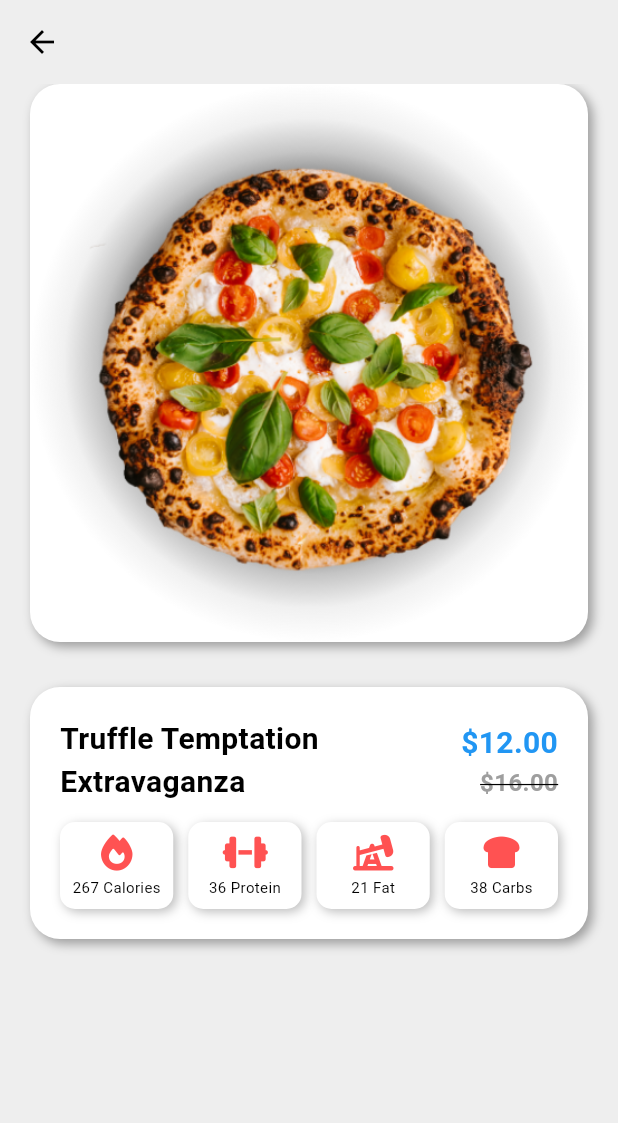
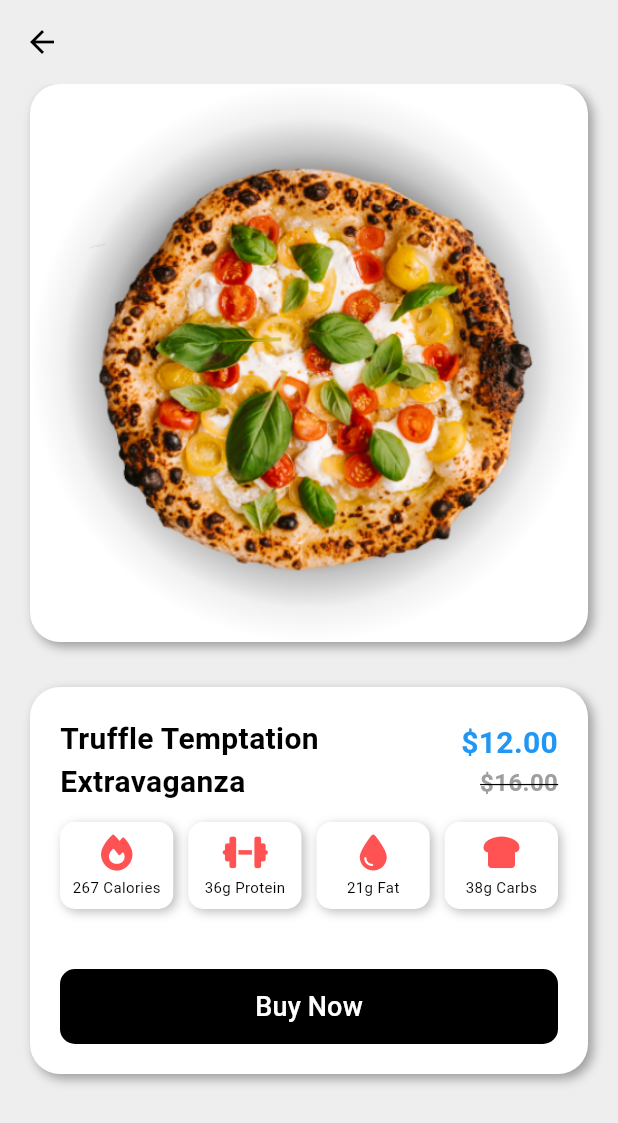
Before and after one commit to jpnsantoss/pizza-app, a Flutter app: the DetailsScreen screen opened directly, on a phone screen of 412 x 824 dp. Shown: the top 1123 px of the screen. Run offline on Flutter 3.47's test engine with Material 3 defaults, Android fonts, the phone set to English and light mode, and no system bars; our stand-ins replace bloc, cloud_firestore, equatable, firebase_auth, firebase_core, flutter_bloc and 2 more; accounts and stored records are empty.

Commit message:
frontend done

```diff
--- a/lib/components/macro.dart
+++ b/lib/components/macro.dart
@@ -32,7 +32,7 @@ class MyMacroWidget extends StatelessWidget {
                 FaIcon(icon, color: Colors.redAccent),
                 const SizedBox(height: 4),
                 Text(
-                  '$value $title',
+                  title == "Calories" ? '$value $title' : '${value}g $title',
                   style: const TextStyle(fontSize: 10),
                 )
               ]),
--- a/lib/screens/home/views/details_screen.dart
+++ b/lib/screens/home/views/details_screen.dart
@@ -103,13 +103,33 @@ class DetailsScreen extends StatelessWidget {
                           MyMacroWidget(
                               value: 21,
                               title: 'Fat',
-                              icon: FontAwesomeIcons.oilWell),
+                              icon: FontAwesomeIcons.droplet),
                           SizedBox(width: 10),
                           MyMacroWidget(
                               value: 38,
                               title: 'Carbs',
                               icon: FontAwesomeIcons.breadSlice),
                         ],
+                      ),
+                      const SizedBox(height: 40),
+                      SizedBox(
+                        width: MediaQuery.of(context).size.width,
+                        height: 50,
+                        child: TextButton(
+                            onPressed: () {},
+                            style: TextButton.styleFrom(
+                                elevation: 3.0,
+                                backgroundColor: Colors.black,
+                                foregroundColor: Colors.white,
+                                shape: RoundedRectangleBorder(
+                                    borderRadius: BorderRadius.circular(10))),
+                            child: const Text(
+                              "Buy Now",
+                              style: TextStyle(
+                                  color: Colors.white,
+                                  fontSize: 18,
+                                  fontWeight: FontWeight.w500),
+                            )),
                       )
                     ]),
                   ))
```
